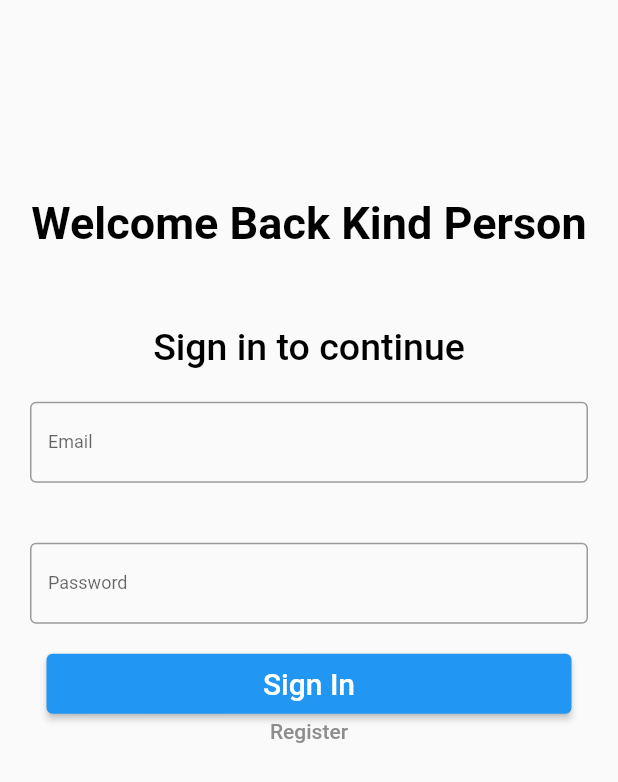
After one commit to therajtiwari/BKind, a Flutter app: the Login screen opened directly, on a phone screen of 412 x 824 dp. The commit adds this screen. Shown: the top 782 px of the screen. Run offline on Flutter 3.47's test engine with Material 2 defaults, Android fonts, the phone set to English and light mode, and no system bars.

Commit message:
Login page ui done

```diff
--- a/lib/main.dart
+++ b/lib/main.dart
@@ -1,5 +1,6 @@
 import 'dart:ui' as ui;
 
+import 'package:bkind/screens/register.dart';
 import 'package:bkind/screens/welcome_screen.dart';
 import 'package:bkind/utils/constants.dart';
 import 'package:flutter/material.dart';
--- /dev/null
+++ b/lib/screens/login.dart
@@ -0,0 +1,87 @@
+import 'package:flutter/material.dart';
+import '../utils/widget_functions.dart';
+
+class Login extends StatelessWidget {
+  const Login({Key? key}) : super(key: key);
+
+  @override
+  Widget build(BuildContext context) {
+    final Size size = MediaQuery.of(context).size;
+    double width = MediaQuery.of(context).size.width;
+    double height = MediaQuery.of(context).size.height;
+    return Scaffold(
+        body: ListView(children: [
+      Container(
+        width: size.width,
+        height: size.height,
+        child: Center(
+          child: Column(
+            mainAxisAlignment: MainAxisAlignment.start,
+            children: [
+              addVerticalSpace(height * 0.15),
+              const Text(
+                'Welcome Back Kind Person',
+                style: TextStyle(
+                    fontSize: 30,
+                    fontWeight: FontWeight.bold,
+                    color: Colors.black),
+              ),
+              addVerticalSpace(height * 0.05),
+              const Text(
+                'Sign in to continue',
+                style: TextStyle(
+                  fontSize: 25,
+                  color: Colors.black,
+                ),
+              ),
+              Column(
+                children: [
+                  Container(
+                    margin: EdgeInsets.all(20),
+                    child: TextField(
+                      decoration: InputDecoration(
+                        labelText: 'Email',
+                        border: OutlineInputBorder(),
+                      ),
+                    ),
+                  ),
+                  Container(
+                    margin: EdgeInsets.all(20),
+                    child: TextField(
+                      decoration: InputDecoration(
+                        labelText: 'Password',
+                        border: OutlineInputBorder(),
+                      ),
+                    ),
+                  ),
+                  SizedBox(
+                    height: 40,
+                    width: 350,
+                    child: ElevatedButton(
+                      // style: style,
+                      style: ButtonStyle(
+                          // backgroundColor:,
+
+                          ),
+                      onPressed: () {},
+                      child: const Text(
+                        'Sign In',
+                        style: TextStyle(
+                          fontSize: 20,
+                        ),
+                      ),
+                    ),
+                  ),
+                  Text(
+                    'Register',
+                    textAlign: TextAlign.end,
+                  )
+                ],
+              ),
+            ],
+          ),
+        ),
+      )
+    ]));
+  }
+}
--- a/lib/screens/welcome_screen.dart
+++ b/lib/screens/welcome_screen.dart
@@ -75,6 +75,8 @@ class WelcomeScreen extends StatelessWidget {
                 onPressed: () {},
                 child: const Text('I need help'),
               ),
+
+              // add a button
             ],
           ),
         ),
```
Also changed, not shown: lib/screens/register.dart (added, +115 -0 lines), pubspec.lock.
